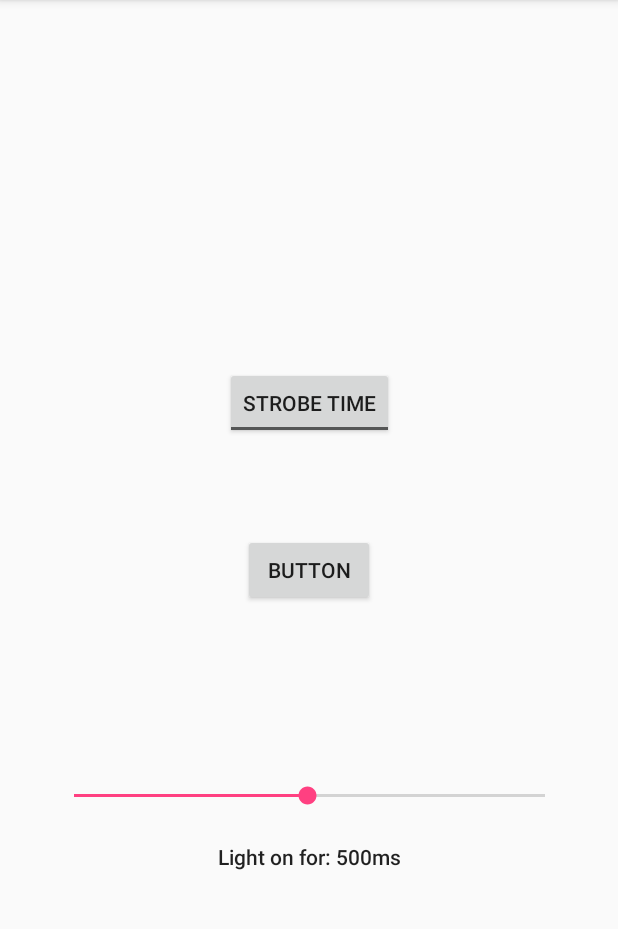
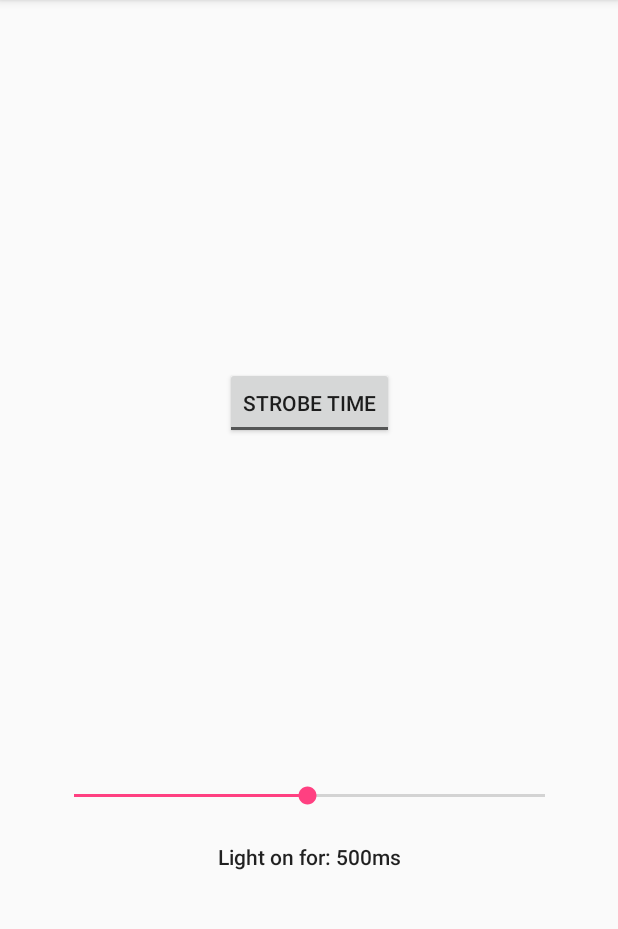
Before and after one commit to texasfight/MaterialStrobe, an Android app: the screen it shows after launch (MainActivity), on a phone screen of 412 x 824 dp, the part 84-1013 px from its top. Run offline under Robolectric (Android 15) with nearby library versions, the light colour scheme and no system bars; 1 statement that could not run was skipped.

```diff
--- a/app/src/main/res/layout/activity_main.xml
+++ b/app/src/main/res/layout/activity_main.xml
@@ -48,16 +48,4 @@
         app:layout_constraintTop_toBottomOf="@+id/SeekFreq"
         tools:text="@string/defaultFreq" />
 
-    <Button
-        android:id="@+id/button"
-        android:layout_width="wrap_content"
-        android:layout_height="wrap_content"
-        android:layout_marginTop="8dp"
-        android:text="Button"
-        app:layout_constraintLeft_toLeftOf="parent"
-        app:layout_constraintRight_toRightOf="parent"
-        app:layout_constraintTop_toTopOf="@+id/toggleButton"
-        android:layout_marginBottom="8dp"
-        app:layout_constraintBottom_toTopOf="@+id/SeekFreq" />
-
 </android.support.constraint.ConstraintLayout>
```
